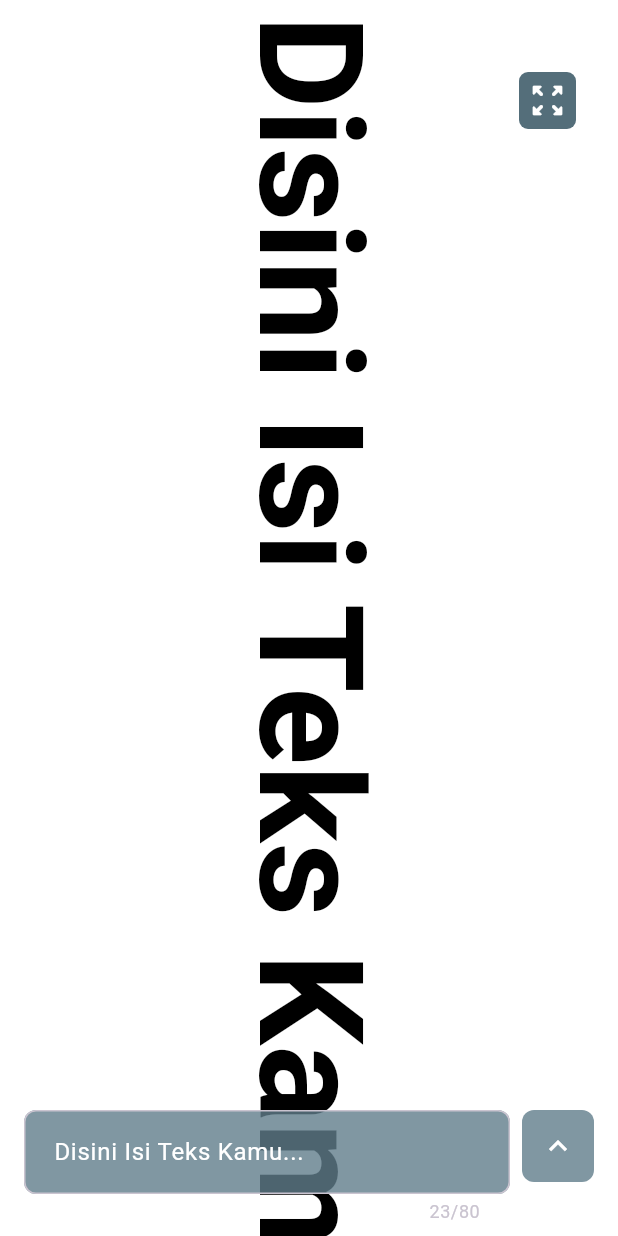
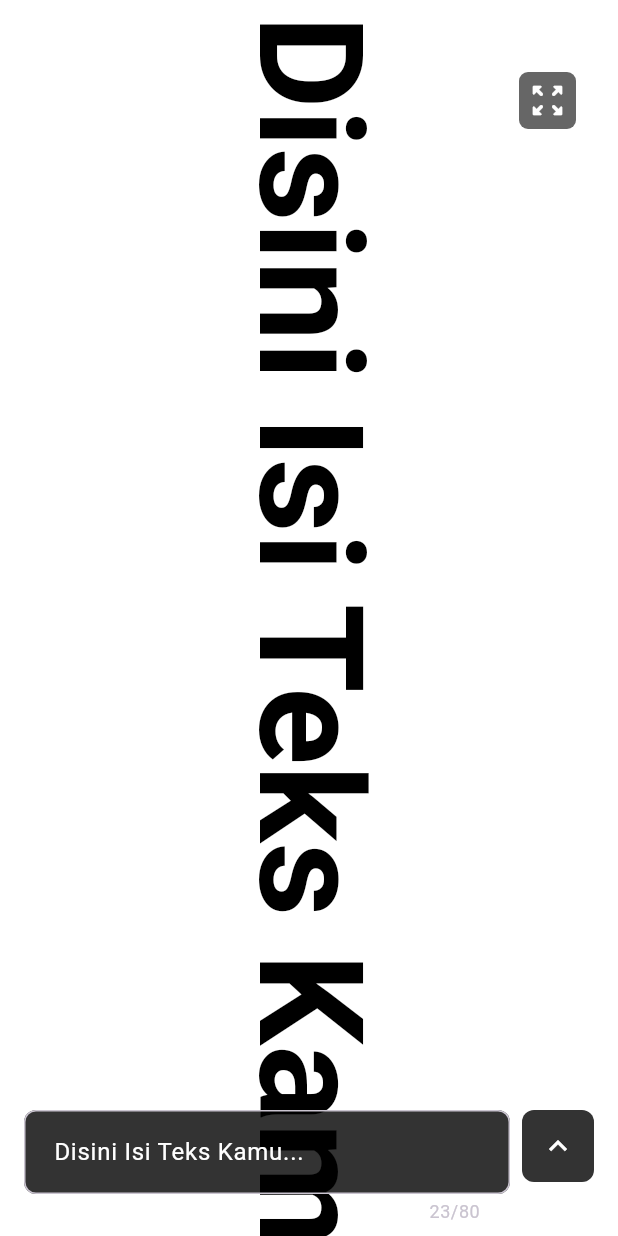
Before and after one commit to SeyYudd/led_text, a Flutter app: the screen it shows after launch, on a phone screen of 412 x 824 dp. Run offline on Flutter 3.47's test engine with Material 3 defaults, Android fonts, the light colour scheme and no system bars; drawn by our look-alikes of marquee; our stand-ins replace auto_size_text, flutter_bloc, flutter_colorpicker, google_fonts, shared_preferences, wakelock_plus; missing offline and left inert: auto_orientation.

Commit message:
ready for upload playstore

```diff
--- a/lib/views/home_view.dart
+++ b/lib/views/home_view.dart
@@ -154,7 +154,7 @@ class _LEDTextScreenState extends State<LEDTextScreen> {
                 icon: Container(
                   padding: EdgeInsets.all(6),
                   decoration: BoxDecoration(
-                    color: Colors.blueGrey[600],
+                    color: Colors.black.withValues(alpha: 0.6),
                     // Hanya gunakan borderRadius jika shape rectangle
                     borderRadius: !_isLocked ? BorderRadius.circular(6) : null,
                     shape: _isLocked ? BoxShape.circle : BoxShape.rectangle,
@@ -226,7 +226,7 @@ class _LEDTextScreenState extends State<LEDTextScreen> {
                 hintText: AppConstants.inputTextHint,
                 hintStyle: TextStyle(color: Colors.white54),
                 filled: true,
-                fillColor: Colors.blueGrey.withValues(alpha: 0.8),
+                fillColor: Colors.black.withValues(alpha: 0.8),
                 border: OutlineInputBorder(
                   borderRadius: BorderRadius.circular(8),
                 ),
@@ -250,7 +250,7 @@ class _LEDTextScreenState extends State<LEDTextScreen> {
           Container(
             margin: EdgeInsets.only(left: 8),
             decoration: BoxDecoration(
-              color: Colors.blueGrey.withValues(alpha: 0.8),
+              color: Colors.black.withValues(alpha: 0.8),
               borderRadius: BorderRadius.circular(8),
             ),
             child: IconButton(
@@ -284,7 +284,7 @@ class _LEDTextScreenState extends State<LEDTextScreen> {
       duration: Duration(milliseconds: 300),
       padding: const EdgeInsets.all(16),
       decoration: BoxDecoration(
-        color: Colors.blueAccent.shade100.withValues(alpha: 0.3),
+        color: Colors.black.withValues(alpha: 0.3),
         borderRadius: BorderRadius.only(
           topLeft: Radius.circular(20),
           topRight: Radius.circular(20),
@@ -363,7 +363,7 @@ class _LEDTextScreenState extends State<LEDTextScreen> {
                       Expanded(
                         child: DropdownButton<String>(
                           value: state.selectedFont,
-                          dropdownColor: Colors.blueGrey,
+                          dropdownColor: Colors.black,
                           style: TextStyle(color: Colors.white),
                           isExpanded: true,
                           items: AppConstants.fontOptions
--- a/lib/widgets/build_section.dart
+++ b/lib/widgets/build_section.dart
@@ -8,8 +8,7 @@ Widget buildSection(String title, Widget child) {
     decoration: BoxDecoration(
       border: Border.all(color: Colors.black),
       borderRadius: BorderRadius.circular(12),
-      color: Colors.blueGrey.withValues(alpha: 0.8),
-
+      color: Colors.black.withValues(alpha: 0.8),
     ),
     child: Column(
       crossAxisAlignment: CrossAxisAlignment.start,
```
Also changed, not shown: flutter_launcher_icons.yaml (added, +34 -0 lines), assets/icon/app_icon.png (deleted), assets/icon/icon.png (added), pubspec.lock, 33 other files.
